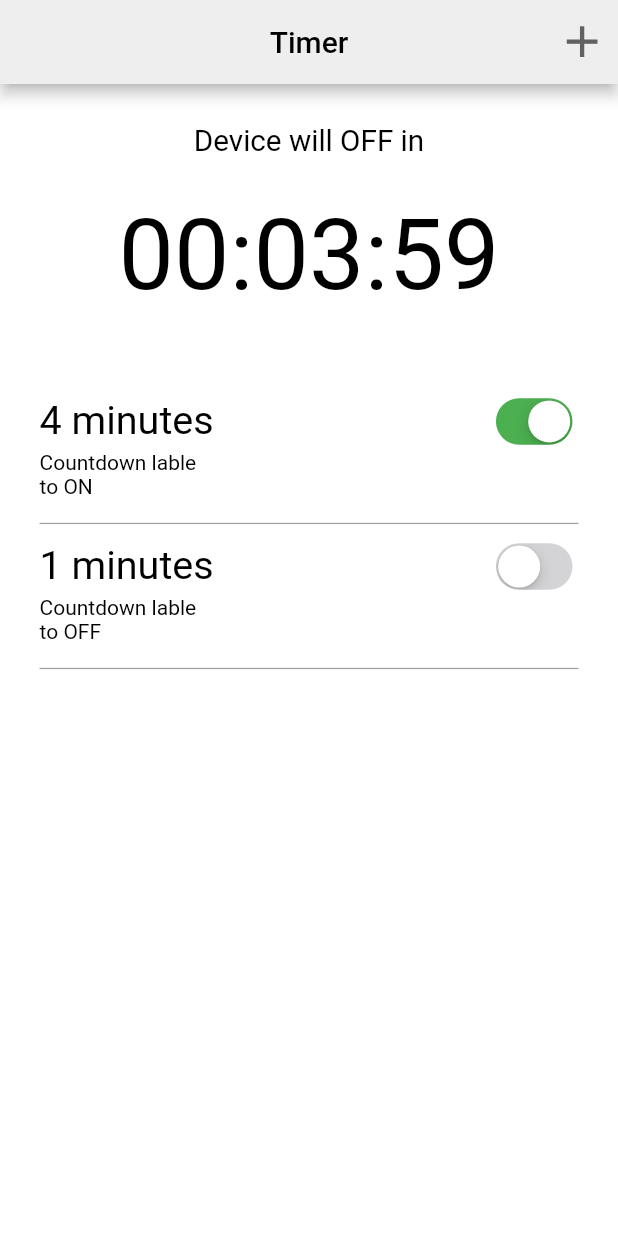
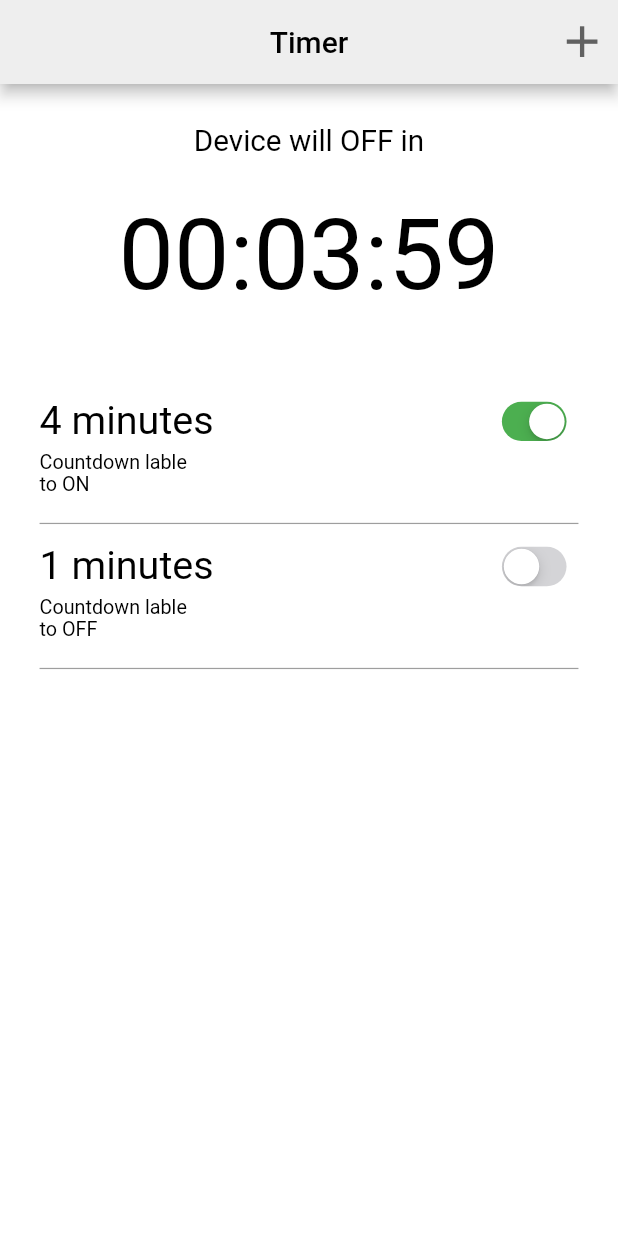
Before and after one commit to hien798/demeter, a Flutter app: the screen it shows after launch, on a phone screen of 412 x 824 dp. Run offline on Flutter 3.47's test engine with Material 2 defaults, Android fonts, the light colour scheme and no system bars; our stand-ins replace percent_indicator.

Commit message:
update timer

```diff
--- a/lib/view/device/timer.dart
+++ b/lib/view/device/timer.dart
@@ -77,10 +77,13 @@ class _TimerState extends State<Timer> {
                   '$remain minutes',
                   style: TextStyle(color: Colors.black, fontSize: scaleWidth(context, 24)),
                 ),
-                CupertinoSwitch(
-                  onChanged: (value) {},
-                  activeColor: Colors.green,
-                  value: status,
+                Transform.scale(
+                  scale: scaleWidth(context, 30)/39,
+                  child: CupertinoSwitch(
+                    onChanged: (value) {},
+                    activeColor: Colors.green,
+                    value: status,
+                  ),
                 ),
               ],
             ),
@@ -88,7 +91,7 @@ class _TimerState extends State<Timer> {
           Expanded(
             child: Text(
                 'Countdown lable\nto ${status ? 'ON' : 'OFF'}',
-                style: TextStyle(color: Colors.black),
+                style: TextStyle(color: Colors.black, fontSize: scaleWidth(context, 12),),
             ),
           ),
           Container(
```
